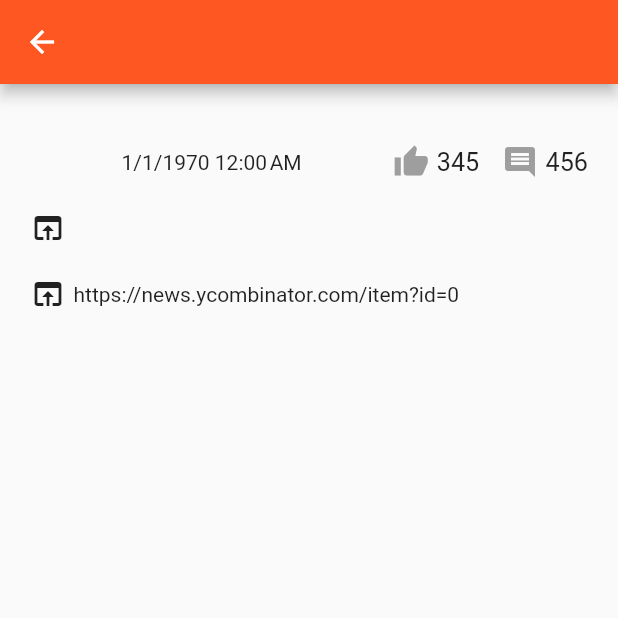
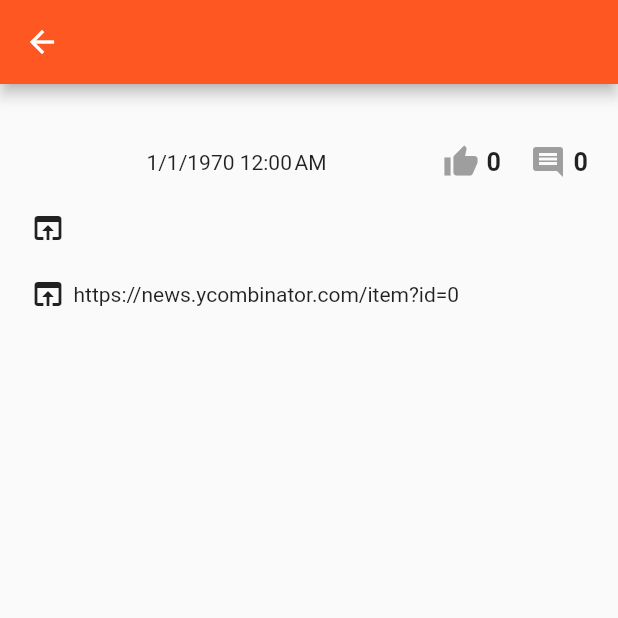
Before and after one commit to alienfluid/hackn, a Flutter app: the DetailScreen screen opened directly with empty values, on a phone screen of 412 x 824 dp, the top half of it. Run offline on Flutter 3.47's test engine with Material 2 defaults, Android fonts, the phone set to English and light mode, and no system bars; our stand-ins replace flutter_html, random_string, shared_preferences, timeago; accounts and stored records are empty; network calls fail.

Commit message:
styling fixes for details page

```diff
--- a/lib/comments.dart
+++ b/lib/comments.dart
@@ -41,6 +41,7 @@ class Comment {
   final String text;
   final int time;
   final String type;
+  final bool deleted;
 
   Comment(
       {this.author,
@@ -49,7 +50,8 @@ class Comment {
       this.parent,
       this.text,
       this.time,
-      this.type});
+      this.type,
+      this.deleted});
 
   factory Comment.fromJson(Map<String, dynamic> json) {
     var k = json['kids'];
@@ -68,6 +70,7 @@ class Comment {
       type: json['type'],
       kids: kids,
       parent: json['parent'],
+      deleted: json['deleted']
     );
   }
 }
--- a/lib/details.dart
+++ b/lib/details.dart
@@ -53,14 +53,6 @@ class _CommentThreadListState extends State<CommentThreadList> {
     }, onDone: () {});
   }
 
-  String nonNull(String s) {
-    if (s == null) {
-      return "";
-    } else {
-      return s;
-    }
-  }
-
   Widget formatComment(String c) {
     if (c == null) {
       return Text("");
@@ -71,9 +63,10 @@ class _CommentThreadListState extends State<CommentThreadList> {
 
   Widget formatAuthor(String author, int time) {
     return Container(
+        padding: EdgeInsets.fromLTRB(0, 0, 0, 5),
         child: Row(children: <Widget>[
           Icon(Icons.person, color: Colors.blueGrey),
-      Text(nonNull(author)),
+          Text(author, style: TextStyle(color: Colors.deepOrange)),
           Spacer(),
           Text(getTimeAgo(time)),
           Spacer(flex: 8)
@@ -81,14 +74,16 @@ class _CommentThreadListState extends State<CommentThreadList> {
   }
 
   List<Widget> composeComments(CommentThread t, int depth, List<Widget> acc) {
+    if (t.root.deleted == null || t.root.deleted != true) {
       var x = Container(
-        padding: EdgeInsets.fromLTRB(depth * 8.0, 5, 0, 0),
+          padding: EdgeInsets.fromLTRB(5 + (depth * 8.0), 5, 0, 0),
           child: Column(children: <Widget>[
             formatAuthor(t.root.author, t.root.time),
             formatComment(t.root.text)
           ]));
 
       acc.add(x);
+    }
 
     for (final c in t.children) {
       composeComments(c, depth + 1, acc);
@@ -130,7 +125,8 @@ class DetailTile extends StatelessWidget {
             Container(
                 padding: const EdgeInsets.all(10.0),
                 child: Row(children: <Widget>[
-                  Text(this.post.author),
+                  Text(this.post.author,
+                      style: TextStyle(color: Colors.deepOrange)),
                   Spacer(flex: 4),
                   Text(getHumanTime(this.post.time)),
                   Spacer(flex: 4),
@@ -138,14 +134,17 @@ class DetailTile extends StatelessWidget {
                   Container(
                       padding: EdgeInsets.fromLTRB(5, 0, 0, 0),
                       child: Text(
-                        "345",
+                        this.post.score.toString(),
                         textScaleFactor: 1.2,
+                        style: TextStyle(fontWeight: FontWeight.bold),
                       )),
                   Spacer(),
                   Icon(Icons.comment, color: Colors.grey),
                   Container(
                       padding: EdgeInsets.fromLTRB(5, 0, 0, 0),
-                      child: Text("456", textScaleFactor: 1.2)),
+                      child: Text(this.post.descendants.toString(),
+                          textScaleFactor: 1.2,
+                          style: TextStyle(fontWeight: FontWeight.bold))),
                 ])),
             Container(
                 padding: EdgeInsets.all(10.0),
```
Lines whose indentation alone changed are shown as unchanged.
